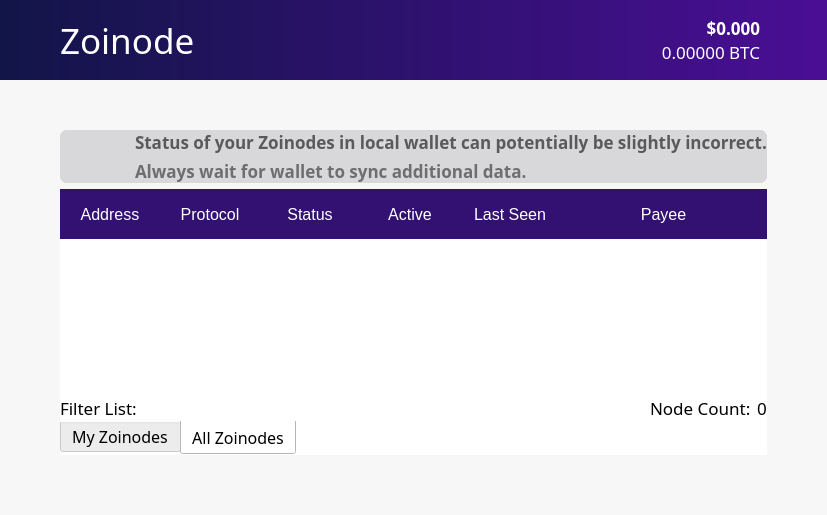
noirofficial/noir, file src/qt/forms/zoinodes.ui: the form before one commit.
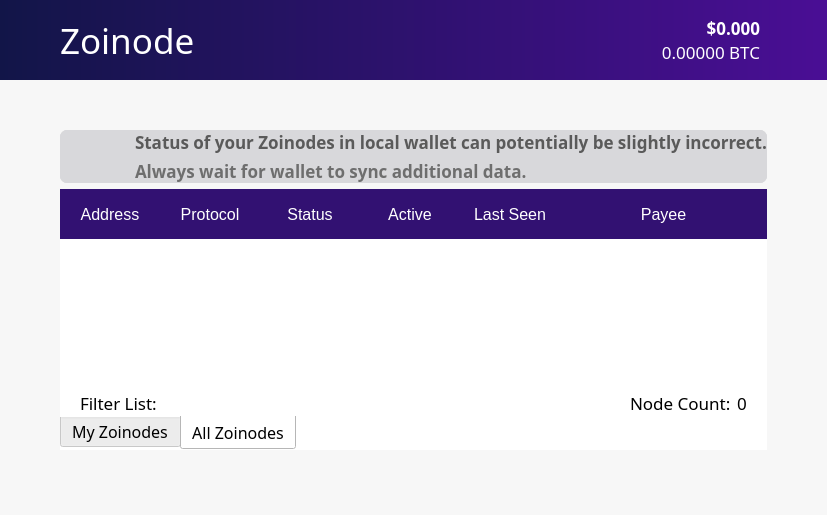
The form after the commit. The open tabs and pages were chosen to show the change. Icons and pictures are not drawn.

Commit message: Zoinode QT integration and menu fix

```diff
--- a/src/qt/forms/zoinodes.ui
+++ b/src/qt/forms/zoinodes.ui
@@ -626,7 +626,7 @@
            <number>60</number>
           </property>
           <property name="bottomMargin">
-           <number>0</number>
+           <number>5</number>
           </property>
           <item>
            <widget class="QWidget" name="widget" native="true">
@@ -911,7 +911,7 @@
              <item>
               <widget class="QFrame" name="frame_2">
                <property name="styleSheet">
-                <string notr="true">background-color:white;</string>
+                <string notr="true">background-color:white; border: 0;</string>
                </property>
                <property name="frameShape">
                 <enum>QFrame::StyledPanel</enum>
@@ -950,7 +950,7 @@
                    <enum>QTabWidget::Rounded</enum>
                   </property>
                   <property name="currentIndex">
-                   <number>0</number>
+                   <number>1</number>
                   </property>
                   <property name="elideMode">
                    <enum>Qt::ElideRight</enum>
@@ -1463,6 +1463,12 @@
                     </item>
                     <item row="2" column="0">
                      <layout class="QHBoxLayout" name="horizontalLayout_16">
+                      <property name="leftMargin">
+                       <number>20</number>
+                      </property>
+                      <property name="rightMargin">
+                       <number>20</number>
+                      </property>
                       <property name="bottomMargin">
                        <number>0</number>
                       </property>
```
The commit also changes 2 other files.
